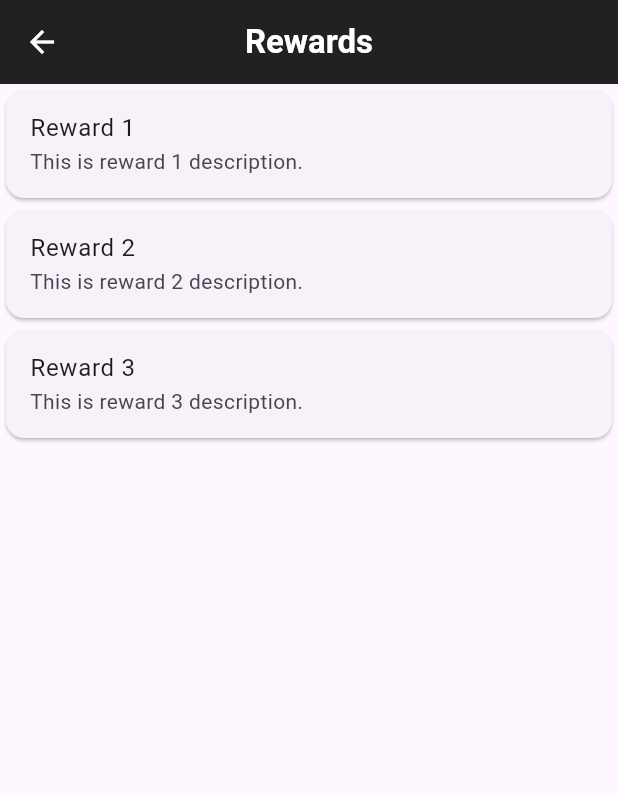
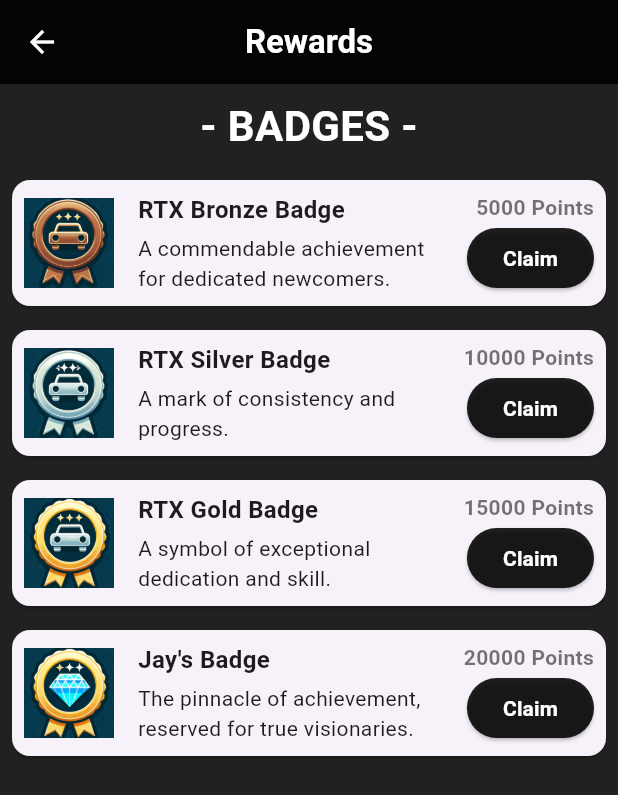
Before and after one commit to kobechua/rtx-alert-app, a Flutter app: the RewardsPage screen opened directly, on a phone screen of 412 x 824 dp. Shown: the top 795 px of the screen. Run offline on Flutter 3.47's test engine with Material 3 defaults, Android fonts, the phone set to English and light mode, and no system bars; our stand-ins replace camera, firebase_auth, firebase_core, firebase_storage, flutter_map, geolocator and 3 more; accounts and stored records are empty.

Commit message:
add template badges with badge images

```diff
--- a/lib/pages/rewards_page.dart
+++ b/lib/pages/rewards_page.dart
@@ -3,16 +3,36 @@ import 'package:flutter/material.dart';
 class RewardsPage extends StatelessWidget {
   RewardsPage({Key? key}) : super(key: key);
 
+  // Updated dummy data for rewards with "points" field
+  final List<Map<String, dynamic>> rewardsData = [
+    {
+      "title": "RTX Bronze Badge",
+      "description": "A commendable achievement for dedicated newcomers.",
+      "image": "lib/images/bronzebadge.png",
+      "points": "5000 Points",
+    },
+    {
+      "title": "RTX Silver Badge",
+      "description": "A mark of consistency and progress.",
+      "image": "lib/images/silverbadge.png",
+      "points": "10000 Points",
+    },
+    {
+      "title": "RTX Gold Badge",
+      "description": "A symbol of exceptional dedication and skill.",
+      "image": "lib/images/goldbadge.png",
+      "points": "15000 Points",
+    },
+    {
+      "title": "Jay's Badge",
+      "description": "The pinnacle of achievement, reserved for true visionaries.",
+      "image": "lib/images/diamondbadge.png",
+      "points": "20000 Points",
+    },
+  ];
+
   @override
   Widget build(BuildContext context) {
-    // Dummy data for rewards
-    final List<Map<String, dynamic>> rewardsData = [
-      {"title": "Reward 1", "description": "This is reward 1 description."},
-      {"title": "Reward 2", "description": "This is reward 2 description."},
-      {"title": "Reward 3", "description": "This is reward 3 description."},
-      // Add more data as needed
-    ];
-
     return Scaffold(
       appBar: AppBar(
         title: const Text(
@@ -28,33 +48,91 @@ class RewardsPage extends StatelessWidget {
         ),
         backgroundColor: Colors.black87,
       ),
-      body: ListView.builder(
-        itemCount: rewardsData.length,
-        itemBuilder: (context, index) {
-          final reward = rewardsData[index];
-          return Card(
-            child: ListTile(
-              title: Text(reward['title']),
-              subtitle: Text(reward['description']),
-              onTap: () {
-                // Handle the tap action
-                showDialog(
-                  context: context,
-                  builder: (context) => AlertDialog(
-                    title: const Text("Reward Details"),
-                    content: Text(reward['description']),
-                    actions: <Widget>[
-                      TextButton(
-                        onPressed: () => Navigator.of(context).pop(),
-                        child: const Text('Close'),
-                      ),
-                    ],
+      backgroundColor: Colors.grey[900], // Dark grey background
+      body: Column(
+        children: [
+          const Padding(
+            padding: EdgeInsets.all(8.0),
+            child: Text(
+              "- BADGES -",
+              style: TextStyle(
+                fontSize: 28.0,
+                fontWeight: FontWeight.bold,
+                color: Colors.white,
+              ),
+            ),
+          ),
+          Expanded(
+            child: ListView.builder(
+              itemCount: rewardsData.length,
+              itemBuilder: (context, index) {
+                final reward = rewardsData[index];
+                return Card(
+                  margin: const EdgeInsets.all(8.0),
+                  child: Padding(
+                    padding: const EdgeInsets.all(8.0),
+                    child: Row(
+                      children: [
+                        Image.asset(
+                          reward['image'],
+                          width: 60,
+                          height: 60,
+                          fit: BoxFit.cover,
+                        ),
+                        Expanded(
+                          child: Padding(
+                            padding: const EdgeInsets.symmetric(horizontal: 16.0),
+                            child: Column(
+                              crossAxisAlignment: CrossAxisAlignment.start,
+                              children: [
+                                Text(
+                                  reward['title'],
+                                  style: const TextStyle(
+                                    fontWeight: FontWeight.bold,
+                                    fontSize: 16,
+                                  ),
+                                ),
+                                const SizedBox(height: 4),
+                                Text(reward['description']),
+                              ],
+                            ),
+                          ),
+                        ),
+                        Column(
+                          crossAxisAlignment: CrossAxisAlignment.end,
+                          children: [
+                            Text(
+                              reward['points'], // Display points required for each badge
+                              style: const TextStyle(
+                                fontWeight: FontWeight.bold,
+                                color: Colors.black54,
+                              ),
+                            ),
+                            ElevatedButton(
+                              onPressed: () {
+                                // Handle claim reward action
+                              },
+                              style: ElevatedButton.styleFrom(
+                                backgroundColor: Colors.black87, // Button color
+                              ),
+                              child: const Text(
+                                'Claim',
+                                style: TextStyle(
+                                  color: Colors.white,
+                                  fontWeight: FontWeight.bold,
+                                ),
+                              ),
+                            ),
+                          ],
+                        ),
+                      ],
+                    ),
                   ),
                 );
               },
             ),
-          );
-        },
+          ),
+        ],
       ),
     );
   }
--- a/pubspec.yaml
+++ b/pubspec.yaml
@@ -29,6 +29,7 @@ environment:
 # versions available, run `flutter pub outdated`.
 dependencies:
   flutter:
+
     sdk: flutter
   # The following adds the Cupertino Icons font to your application.
   # Use with the CupertinoIcons class for iOS style icons.
@@ -72,9 +73,8 @@ flutter:
   uses-material-design: true
 
   # To add assets to your application, add an assets section, like this:
-  # assets:
-  #   - images/a_dot_burr.jpeg
-  #   - images/a_dot_ham.jpeg
+  assets:
+    - lib/images/
 
   # An image asset can refer to one or more resolution-specific "variants", see
   # https://flutter.dev/assets-and-images/#resolution-aware
```
Also changed, not shown: lib/images/bronzebadge.png (added), lib/images/diamondbadge.png (added), lib/images/goldbadge.png (added), lib/images/silverbadge.png (added), 1 other file.
